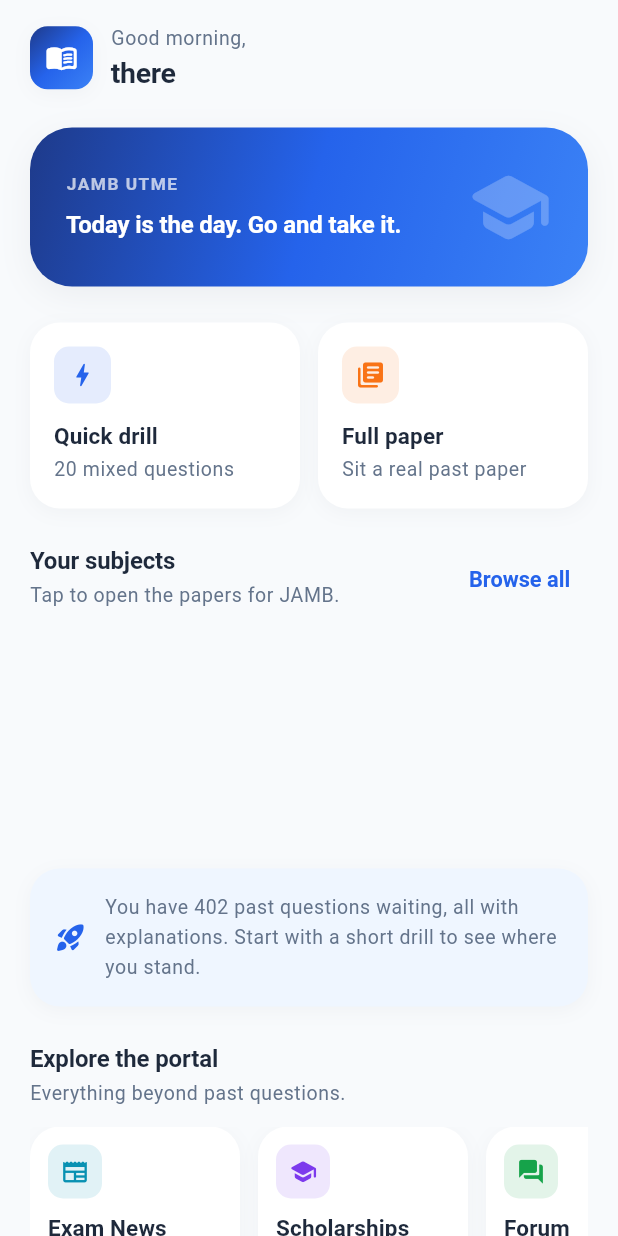
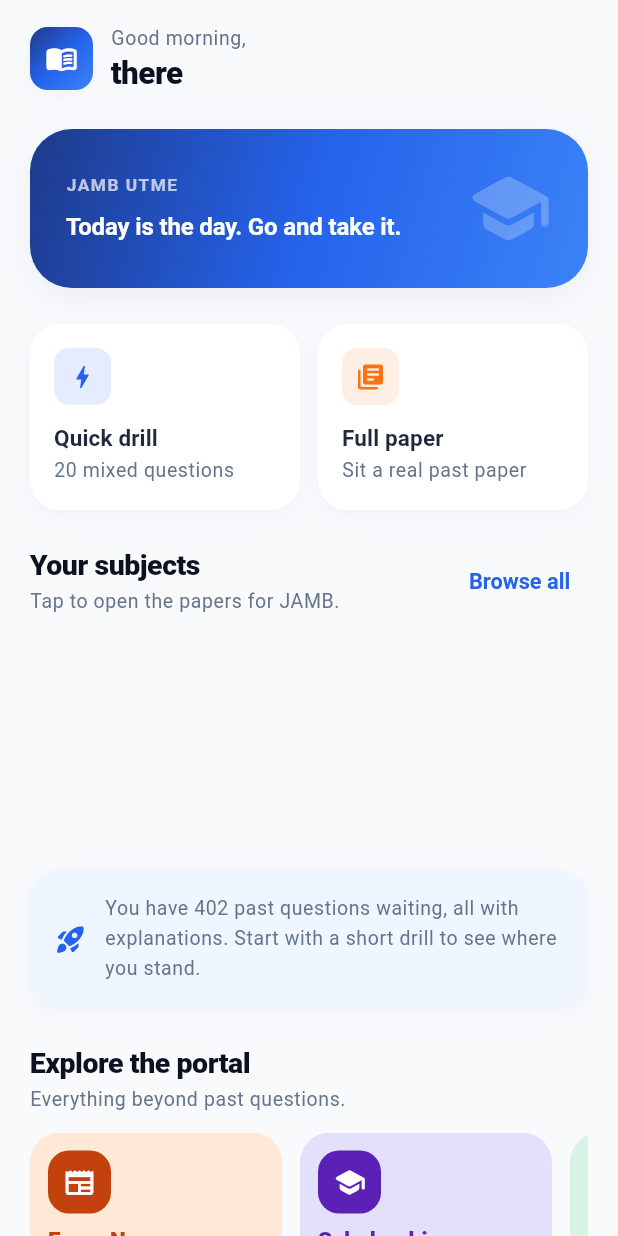
Before and after one commit to emekadominic1999-coder/eduvora-prep-app, a Flutter app: the HomeScreen screen opened directly, on a phone screen of 412 x 824 dp. Run offline on Flutter 3.47's test engine with Material 3 defaults, Android fonts, the phone set to English and light mode, and no system bars; our stand-ins replace file_picker, supabase_flutter; accounts and stored records are empty.

Commit message:
Redesign toward myschool.ng's actual look, not Eduvora's
The first portal build copied Eduvora's restrained blue/white minimalism
wholesale. The user's brief always referenced myschool.ng visually too, and
a direct look at it shows a bolder, more playful style: near-black
headlines, varied pastel-tinted feature cards (one colour each, not a wall
of white), and image/colour-led news cards.

- AppColours.ink (near-black) for headlines; SectionHeader, the auth
  screen's "Welcome back", and the home greeting now use it at heavier
  weight instead of muted slate
- PortalHomeSection cards rebuilt as full pastel-tint cards (six-colour
  rotation) with a solid icon badge, matching myschool.ng's own
  horizontally-scrolling feature-card row
- News cards gained a coloured gradient header band (category + date)
  standing in for a photo, giving the feed the same visual weight as
  myschool.ng's image-led story cards

Verified: flutter analyze clean, 16/16 tests passing, redeployed and
confirmed live (flt-glass-pane renders, bolder headline visible via zoom
capture — full-page screenshots of this canvas app are unreliable in this
tool but network/DOM checks confirm the page is healthy).

Co-Authored-By: Claude Sonnet 5 <noreply@anthropic.com>

```diff
--- a/lib/core/theme/app_theme.dart
+++ b/lib/core/theme/app_theme.dart
@@ -29,6 +29,32 @@ class AppColours {
   static const Color text = Color(0xFF1E293B);
   static const Color textMuted = Color(0xFF64748B);
   static const Color textFaint = Color(0xFF94A3B8);
+
+  /// Near-black used for bold editorial headlines — section titles, card
+  /// headlines, news titles — anywhere the page should read like a bold
+  /// headline rather than quiet body copy.
+  static const Color ink = Color(0xFF0B1120);
+
+  /// The pastel card-tint palette the portal cycles through, one colour per
+  /// card, so a row of entries reads as varied and alive rather than a wall
+  /// of identical white cards.
+  static const List<Color> cardTints = <Color>[
+    Color(0xFFFFE8D6), // peach
+    Color(0xFFE3E0FB), // lavender
+    Color(0xFFD9F2E6), // mint
+    Color(0xFFFDE2E7), // blush
+    Color(0xFFDCEEFC), // sky
+    Color(0xFFFFF3C4), // butter
+  ];
+
+  static const List<Color> cardTintForegrounds = <Color>[
+    Color(0xFFC2410C),
+    Color(0xFF5B21B6),
+    Color(0xFF047857),
+    Color(0xFFBE123C),
+    Color(0xFF0369A1),
+    Color(0xFF92400E),
+  ];
 
   static const Color border = Color(0xFFE2E8F0);
   static const Color borderStrong = Color(0xFFCBD5E1);
--- a/lib/core/widgets/common.dart
+++ b/lib/core/widgets/common.dart
@@ -76,7 +76,14 @@ class SectionHeader extends StatelessWidget {
             child: Column(
               crossAxisAlignment: CrossAxisAlignment.start,
               children: <Widget>[
-                Text(title, style: text.titleMedium),
+                Text(
+                  title,
+                  style: text.titleLarge?.copyWith(
+                    color: AppColours.ink,
+                    fontWeight: FontWeight.w800,
+                    letterSpacing: -0.3,
+                  ),
+                ),
                 if (subtitle != null) ...<Widget>[
                   const SizedBox(height: 2),
                   Text(subtitle!, style: text.bodySmall),
--- a/lib/features/home/presentation/home_screen.dart
+++ b/lib/features/home/presentation/home_screen.dart
@@ -146,7 +146,10 @@ class _Greeting extends StatelessWidget {
               Text('$_timeOfDay,', style: text.bodySmall),
               Text(
                 profile.firstName,
-                style: text.titleLarge,
+                style: text.headlineSmall?.copyWith(
+                  color: AppColours.ink,
+                  fontWeight: FontWeight.w800,
+                ),
                 maxLines: 1,
                 overflow: TextOverflow.ellipsis,
               ),
--- a/lib/features/portal/presentation/portal_home_section.dart
+++ b/lib/features/portal/presentation/portal_home_section.dart
@@ -8,9 +8,9 @@ import '../../news/presentation/news_screen.dart';
 import '../../scholarships/presentation/scholarships_screen.dart';
 import '../../store/presentation/store_screen.dart';
 
-/// The myschool.ng-style portal hub: short entry cards for everything beyond
-/// CBT practice — news, scholarships, forum, marketplace and the video
-/// store — each pushing its own full screen.
+/// The myschool.ng-style portal hub: a horizontal row of bold, pastel-tinted
+/// cards — one colour per card, matching the "Take a test" / feature-card
+/// row on myschool.ng's own home feed — each pushing its own full screen.
 class PortalHomeSection extends StatelessWidget {
   const PortalHomeSection({super.key});
 
@@ -19,37 +19,32 @@ class PortalHomeSection extends StatelessWidget {
     final List<_PortalEntry> entries = <_PortalEntry>[
       _PortalEntry(
         label: 'Exam News',
-        caption: 'Results, admissions, timetables',
+        caption: 'Results, admissions and timetables',
         icon: Icons.newspaper_rounded,
-        colour: AppColours.info,
         builder: (_) => const NewsScreen(),
       ),
       _PortalEntry(
         label: 'Scholarships',
         caption: 'Opportunities for students',
         icon: Icons.school_rounded,
-        colour: const Color(0xFF7C3AED),
         builder: (_) => const ScholarshipsScreen(),
       ),
       _PortalEntry(
         label: 'Forum',
         caption: 'Ask and answer questions',
         icon: Icons.forum_rounded,
-        colour: AppColours.success,
         builder: (_) => const ForumScreen(),
       ),
       _PortalEntry(
         label: 'Marketplace',
         caption: 'Buy and sell with students',
         icon: Icons.storefront_rounded,
-        colour: AppColours.accent,
         builder: (_) => const MarketplaceScreen(),
       ),
       _PortalEntry(
         label: 'Video Lessons',
         caption: 'Topic-by-topic teaching',
         icon: Icons.ondemand_video_rounded,
-        colour: const Color(0xFFDB2777),
         builder: (_) => const StoreScreen(),
       ),
     ];
@@ -62,54 +57,88 @@ class PortalHomeSection extends StatelessWidget {
           subtitle: 'Everything beyond past questions.',
         ),
         SizedBox(
-          height: 132,
+          height: 168,
           child: ListView.separated(
             scrollDirection: Axis.horizontal,
             itemCount: entries.length,
             separatorBuilder: (_, _) => const SizedBox(width: AppSpacing.md),
             itemBuilder: (BuildContext context, int i) {
               final _PortalEntry entry = entries[i];
+              final Color tint =
+                  AppColours.cardTints[i % AppColours.cardTints.length];
+              final Color fg = AppColours.cardTintForegrounds[
+                  i % AppColours.cardTintForegrounds.length];
+              return _PortalCard(entry: entry, tint: tint, foreground: fg);
+            },
+          ),
+        ),
+      ],
+    );
+  }
+}
+
+class _PortalCard extends StatelessWidget {
+  const _PortalCard({
+    required this.entry,
+    required this.tint,
+    required this.foreground,
+  });
+
+  final _PortalEntry entry;
+  final Color tint;
+  final Color foreground;
+
+  @override
+  Widget build(BuildContext context) {
     return SizedBox(
-                width: 140,
-                child: AppCard(
-                  padding: const EdgeInsets.all(AppSpacing.md),
+      width: 168,
+      child: Material(
+        color: tint,
+        borderRadius: AppRadii.lg,
+        clipBehavior: Clip.antiAlias,
+        child: InkWell(
           onTap: () => Navigator.of(context).push(
             MaterialPageRoute<void>(builder: entry.builder),
           ),
+          child: Padding(
+            padding: const EdgeInsets.all(AppSpacing.md),
             child: Column(
               crossAxisAlignment: CrossAxisAlignment.start,
               children: <Widget>[
                 Container(
-                        height: 36,
-                        width: 36,
+                  height: 42,
+                  width: 42,
                   decoration: BoxDecoration(
-                          color: entry.colour.withValues(alpha: 0.12),
-                          borderRadius: AppRadii.sm,
+                    color: foreground,
+                    borderRadius: AppRadii.md,
                   ),
-                        child: Icon(entry.icon, color: entry.colour, size: 19),
+                  child: Icon(entry.icon, color: Colors.white, size: 22),
                 ),
-                      const Spacer(),
+                const SizedBox(height: AppSpacing.sm),
                 Text(
                   entry.label,
-                        style: Theme.of(context).textTheme.titleSmall,
+                  style: Theme.of(context).textTheme.titleSmall?.copyWith(
+                        color: foreground,
+                        fontWeight: FontWeight.w800,
+                      ),
                   maxLines: 1,
                   overflow: TextOverflow.ellipsis,
                 ),
-                      const SizedBox(height: 2),
+                const SizedBox(height: 3),
                 Text(
                   entry.caption,
-                        style: Theme.of(context).textTheme.bodySmall,
+                  style: Theme.of(context).textTheme.bodySmall?.copyWith(
+                        color: foreground.withValues(alpha: 0.82),
+                        height: 1.25,
+                      ),
                   maxLines: 2,
                   overflow: TextOverflow.ellipsis,
                 ),
               ],
             ),
           ),
-              );
-            },
         ),
       ),
-      ],
     );
   }
 }
@@ -119,13 +148,11 @@ class _PortalEntry {
     required this.label,
     required this.caption,
     required this.icon,
-    required this.colour,
     required this.builder,
   });
 
   final String label;
   final String caption;
   final IconData icon;
-  final Color colour;
   final WidgetBuilder builder;
 }
```
Also changed, not shown: lib/features/auth/presentation/auth_screen.dart (+6 -2 lines), lib/features/news/presentation/news_screen.dart (+57 -6 lines). Lines whose indentation alone changed are shown as unchanged.
